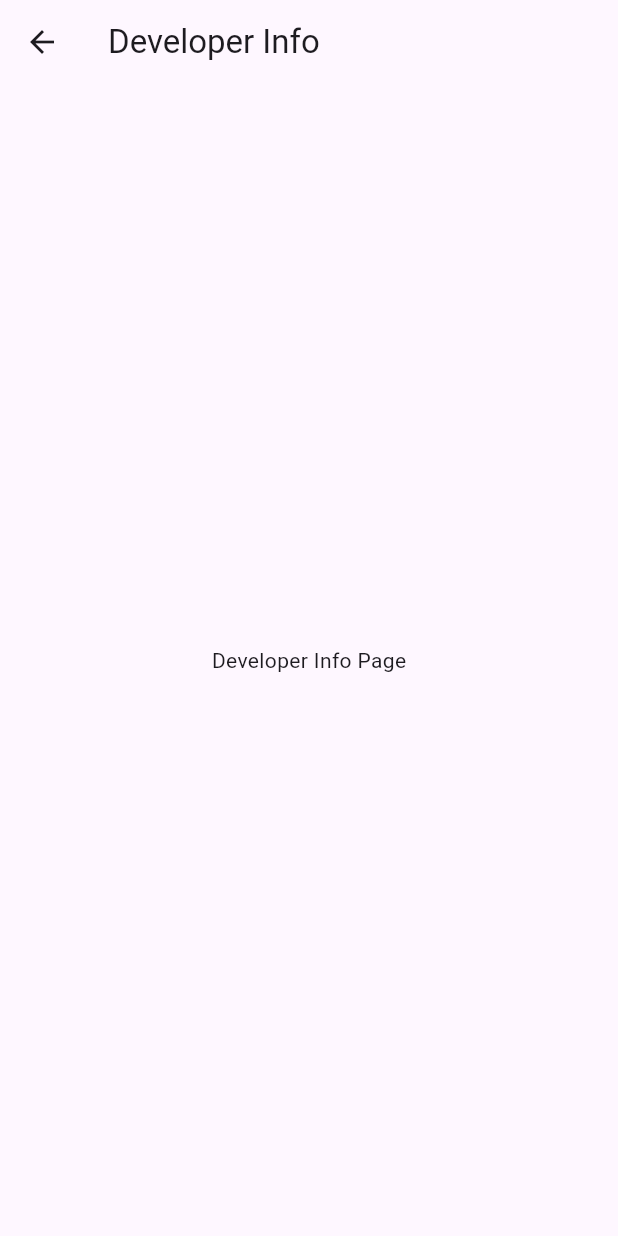
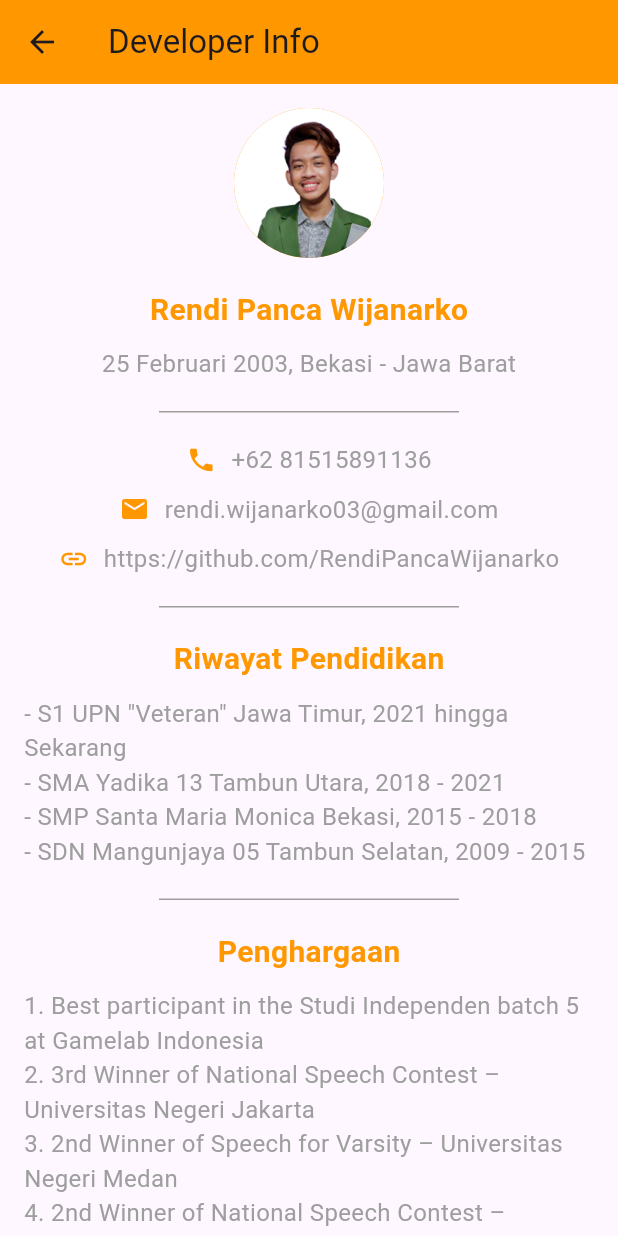
Before and after one commit to RendiPancaWijanarko/aplikasi-fakultas, a Flutter app: the DeveloperInfo screen opened directly, on a phone screen of 412 x 824 dp. Run offline on Flutter 3.47's test engine with Material 3 defaults, Android fonts, the phone set to English and light mode, and no system bars; our stand-ins replace carousel_slider; network calls fail.

Commit message:
7th commit developer page rendi

```diff
--- a/lib/developer_info.dart
+++ b/lib/developer_info.dart
@@ -5,10 +5,185 @@ class DeveloperInfo extends StatelessWidget {
   Widget build(BuildContext context) {
     return Scaffold(
       appBar: AppBar(
-        title: Text('Developer Info'),
+        title: const Text('Developer Info'),
+        backgroundColor: Colors.orange,
       ),
-      body: Center(
-        child: Text('Developer Info Page'),
+      body: SingleChildScrollView(
+        padding: EdgeInsets.all(16.0),
+        child: Column(
+          crossAxisAlignment: CrossAxisAlignment.center,
+          children: [
+            _buildDeveloperProfile(
+              name: 'Rendi Panca Wijanarko',
+              description: '25 Februari 2003, Bekasi - Jawa Barat',
+              phoneNumber: '+62 81515891136',
+              email: 'rendi.wijanarko03@gmail.com',
+              github: 'https://github.com/RendiPancaWijanarko',
+              educationHistory: [
+                '- S1 UPN "Veteran" Jawa Timur, 2021 hingga Sekarang',
+                '- SMA Yadika 13 Tambun Utara, 2018 - 2021',
+                '- SMP Santa Maria Monica Bekasi, 2015 - 2018',
+                '- SDN Mangunjaya 05 Tambun Selatan, 2009 - 2015',
+              ],
+              awards: [
+                '1. Best participant in the Studi Independen batch 5 at Gamelab Indonesia',
+                '2. 3rd Winner of National Speech Contest – Universitas Negeri Jakarta',
+                '3. 2nd Winner of Speech for Varsity – Universitas Negeri Medan',
+                '4. 2nd Winner of National Speech Contest – Universitas Negeri Jakarta',
+                '5. 1st Winner of Online Speech Competition – S&I Learning Center',
+                '6. 3rd Winner of ESA Speech Contest – Universitas Nusantara PGRI Kediri',
+                '7.2nd Winner of Speech University Category – Universitas Singaperbangsa Karawang',
+              ],
+              profileImage:
+                  'assets/images/profil_developer/Rendi Panca Wijanarko.png',
+            ),
+            SizedBox(height: 40.0),
+            Container(
+              width: double.infinity,
+              height: 1.0,
+              color: Colors.grey,
+            ),
+            SizedBox(height: 40.0),
+            _buildDeveloperProfile(
+              name: 'John Doe',
+              description: 'TTL, Alamat',
+              phoneNumber: '+62 81234567890',
+              email: 'email@domain.com',
+              github: 'www.github.com/username',
+              educationHistory: [
+                '- S1, Universitas ABC, Tahun 2015-2019',
+                '- SMA, SMA Negeri 2, Tahun 2011-2015',
+              ],
+              awards: ['- Penghargaan 1', '- Penghargaan 2'],
+              profileImage: 'assets/images/profile_john.jpg',
+            ),
+          ],
+        ),
+      ),
+    );
+  }
+
+  Widget _buildDeveloperProfile({
+    required String name,
+    required String description,
+    required String phoneNumber,
+    required String email,
+    required String github,
+    required List<String> educationHistory,
+    required List<String> awards,
+    required String profileImage,
+  }) {
+    return Column(
+      children: [
+        CircleAvatar(
+          radius: 50.0,
+          backgroundColor: Colors.orange,
+          backgroundImage: AssetImage(profileImage),
+        ),
+        SizedBox(height: 20.0),
+        Text(
+          name,
+          style: TextStyle(
+            fontFamily: 'Roboto',
+            fontSize: 20.0,
+            color: Colors.orange,
+            fontWeight: FontWeight.bold,
+          ),
+        ),
+        SizedBox(height: 10.0),
+        Text(
+          description,
+          style: TextStyle(
+            fontFamily: 'Roboto',
+            fontSize: 16.0,
+            color: Colors.grey,
+          ),
+        ),
+        SizedBox(height: 20.0),
+        Container(
+          width: 200.0,
+          height: 1.0,
+          color: Colors.grey,
+        ),
+        SizedBox(height: 20.0),
+        _buildInfoRow(Icons.phone, phoneNumber),
+        SizedBox(height: 10.0),
+        _buildInfoRow(Icons.email, email),
+        SizedBox(height: 10.0),
+        _buildInfoRow(Icons.link, github),
+        SizedBox(height: 20.0),
+        Container(
+          width: 200.0,
+          height: 1.0,
+          color: Colors.grey,
+        ),
+        SizedBox(height: 20.0),
+        _buildSectionTitle('Riwayat Pendidikan'),
+        SizedBox(height: 10.0),
+        Column(
+          crossAxisAlignment: CrossAxisAlignment.start,
+          children: educationHistory
+              .map((item) => _buildSectionContent(item))
+              .toList(),
+        ),
+        SizedBox(height: 20.0),
+        Container(
+          width: 200.0,
+          height: 1.0,
+          color: Colors.grey,
+        ),
+        SizedBox(height: 20.0),
+        _buildSectionTitle('Penghargaan'),
+        SizedBox(height: 10.0),
+        Column(
+          crossAxisAlignment: CrossAxisAlignment.start,
+          children: awards.map((item) => _buildSectionContent(item)).toList(),
+        ),
+      ],
+    );
+  }
+
+  Widget _buildInfoRow(IconData icon, String text) {
+    return Row(
+      mainAxisAlignment: MainAxisAlignment.center,
+      children: <Widget>[
+        Icon(
+          icon,
+          color: Colors.orange,
+          size: 20.0,
+        ),
+        SizedBox(width: 10.0),
+        Text(
+          text,
+          style: TextStyle(
+            fontFamily: 'Roboto',
+            fontSize: 16.0,
+            color: Colors.grey,
+          ),
+        ),
+      ],
+    );
+  }
+
+  Widget _buildSectionTitle(String title) {
+    return Text(
+      title,
+      style: TextStyle(
+        fontFamily: 'Roboto',
+        fontSize: 20.0,
+        color: Colors.orange,
+        fontWeight: FontWeight.bold,
+      ),
+    );
+  }
+
+  Widget _buildSectionContent(String content) {
+    return Text(
+      content,
+      style: TextStyle(
+        fontFamily: 'Roboto',
+        fontSize: 16.0,
+        color: Colors.grey,
       ),
     );
   }
--- a/pubspec.yaml
+++ b/pubspec.yaml
@@ -65,6 +65,9 @@ flutter:
     - assets/images/logo_prodi/Kewirausahaan.png
     - assets/images/logo_prodi/Manajemen.png
 
+    # PROFIL DEVELOPER
+    - assets/images/profil_developer/Rendi Panca Wijanarko.png
+
   # The following line ensures that the Material Icons font is
   # included with your application, so that you can use the icons in
   # the material Icons class.
```
Also changed, not shown: assets/images/profil_developer/Rendi Panca Wijanarko.png (added).
